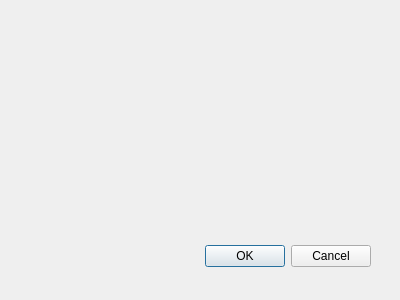
Old version of the form stok/stokkategoridialog.ui in the repository CMLDMR/Ressor.
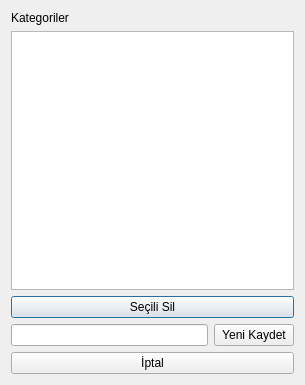
New version of the form.

The edit to the form file:
```diff
--- a/stok/stokkategoridialog.ui
+++ b/stok/stokkategoridialog.ui
@@ -8,29 +8,53 @@
    <rect>
     <x>0</x>
     <y>0</y>
-    <width>400</width>
-    <height>300</height>
+    <width>305</width>
+    <height>385</height>
    </rect>
   </property>
   <property name="windowTitle">
    <string>Dialog</string>
   </property>
-  <widget name="buttonBox" class="QDialogButtonBox">
-   <property name="geometry">
-    <rect>
-     <x>30</x>
-     <y>240</y>
-     <width>341</width>
-     <height>32</height>
-    </rect>
-   </property>
-   <property name="orientation">
-    <enum>Qt::Horizontal</enum>
-   </property>
-   <property name="standardButtons">
-    <set>QDialogButtonBox::Cancel|QDialogButtonBox::Ok</set>
-   </property>
-  </widget>
+  <layout class="QVBoxLayout" name="verticalLayout">
+   <item>
+    <widget class="QLabel" name="label">
+     <property name="text">
+      <string>Kategoriler</string>
+     </property>
+    </widget>
+   </item>
+   <item>
+    <widget class="QListView" name="listView_KategoriList"/>
+   </item>
+   <item>
+    <widget class="QPushButton" name="pushButton_SeciliSil">
+     <property name="text">
+      <string>Seçili Sil</string>
+     </property>
+    </widget>
+   </item>
+   <item>
+    <layout class="QHBoxLayout" name="horizontalLayout">
+     <item>
+      <widget class="QLineEdit" name="lineEdit_YeniStokKategroi"/>
+     </item>
+     <item>
+      <widget class="QPushButton" name="pushButton_YeniKaydet">
+       <property name="text">
+        <string>Yeni Kaydet</string>
+       </property>
+      </widget>
+     </item>
+    </layout>
+   </item>
+   <item>
+    <widget class="QPushButton" name="pushButton_iptal">
+     <property name="text">
+      <string>İptal</string>
+     </property>
+    </widget>
+   </item>
+  </layout>
  </widget>
  <pixmapfunction/>
  <resources/>
```
Left out of the diff: 42 changed lines with no effect on the pictures.
